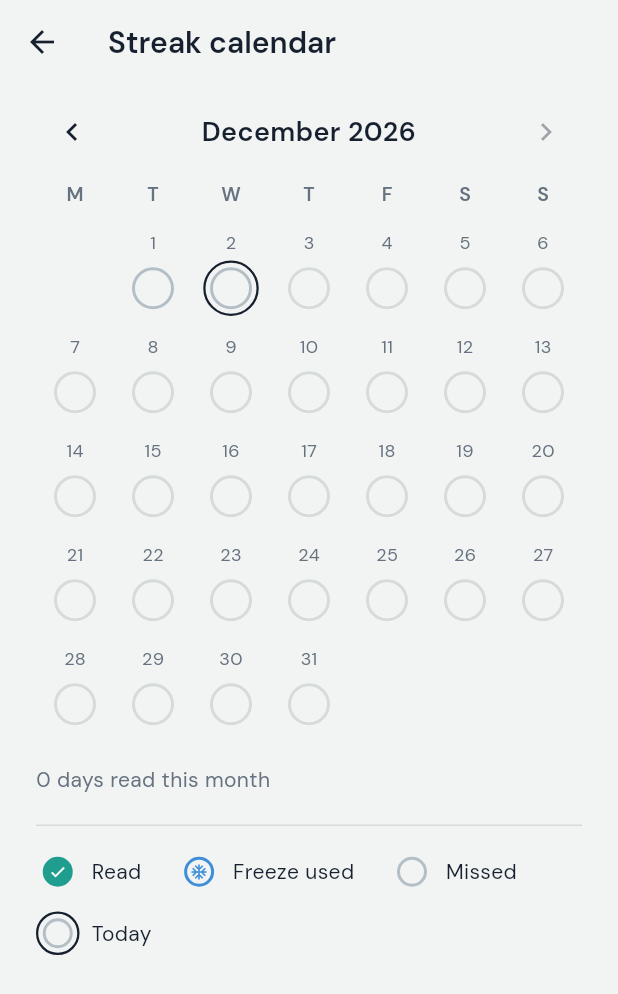
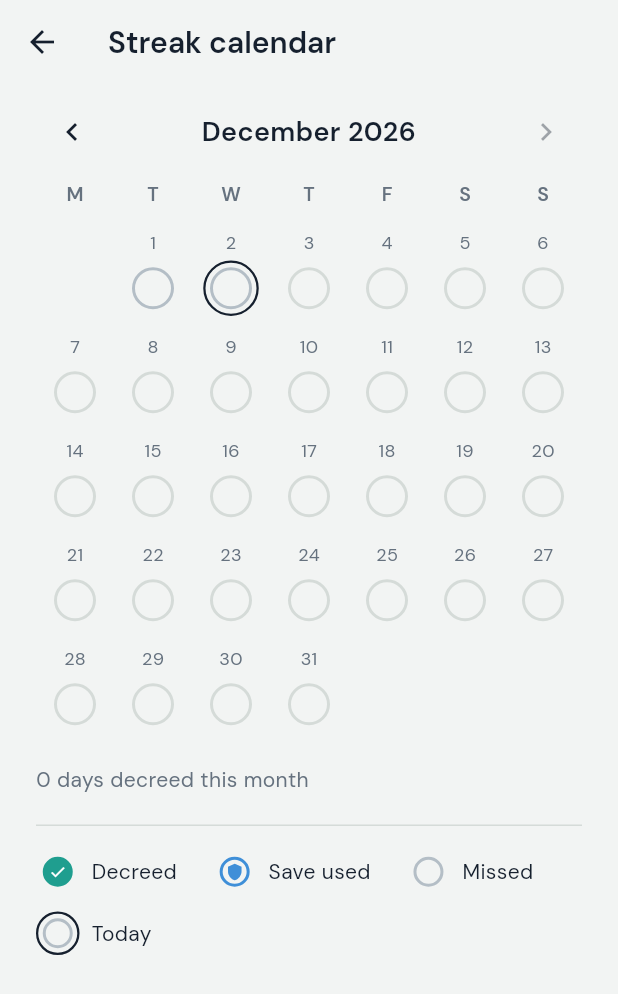
Before and after one commit to marvel12isaac/i_decree, a Flutter app: the screen it shows after launch, after a tap on "Last 7 days", on a phone screen of 412 x 824 dp. Shown: the top 994 px of the screen. Run offline on Flutter 3.47's test engine with Material 3 defaults, Android fonts, the phone set to English and light mode, and no system bars; our stand-ins replace flutter_local_notifications, flutter_timezone, google_fonts, material_symbols_icons, shared_preferences, timezone; network calls fail.

Commit message:
Added featured in My Decrees, texts from decree to read

```diff
--- a/lib/app_state.dart
+++ b/lib/app_state.dart
@@ -8,6 +8,7 @@ import 'package:shared_preferences/shared_preferences.dart';
 import 'models.dart';
 import 'services/circle_service.dart';
 import 'services/reminder_service.dart';
+import 'services/featured_quote_service.dart';
 
 enum DueKind { overdue, upcoming, lastRead, none }
 
@@ -52,12 +53,12 @@ class Circle {
 /// - No tokens left: the streak resets. The best daily streak is kept.
 /// - A "day" is the device's local calendar day.
 class AppState extends ChangeNotifier {
-  AppState(this._prefs, this.reminders, this.circleService);
+  AppState(this._prefs, this.reminders, this.circleService, this.featuredQuoteService,);
 
   final SharedPreferences _prefs;
   final ReminderService reminders;
   final CircleService circleService;
-
+  final FeaturedQuoteService featuredQuoteService;
   /// Overridable clock, so streak logic can be tested.
   DateTime Function() clock = DateTime.now;
 
@@ -66,10 +67,11 @@ class AppState extends ChangeNotifier {
   static const String _themeKey = 'theme_mode_v1';
 
   final List<Quote> _quotes = [];
-   final List<Circle> _circles = [];
+  final List<Circle> _circles = [];
   // circle quote id -> notifBase, assigned once and kept stable across
   // refreshes/restarts so scheduled notifications don't collide or drift.
   final Map<String, int> _circleNotifBase = {};
+  final List<FeaturedQuote> _featuredQuotes = [];
   // String? circleName;
 
   // quoteId -> (yyyy-MM-dd -> number of reads that day)
@@ -92,7 +94,8 @@ class AppState extends ChangeNotifier {
   static Future<AppState> load(ReminderService reminders) async {
     final prefs = await SharedPreferences.getInstance();
     final circleService = CircleService(url: circleJsonUrl, prefs: prefs);
-    final state = AppState(prefs, reminders, circleService);
+    final featuredQuoteService = FeaturedQuoteService(url: featuredQuotesUrl, prefs: prefs);
+    final state = AppState(prefs, reminders, circleService, featuredQuoteService);
     final raw = prefs.getString(_storageKey);
     if (raw != null) {
       try {
@@ -109,6 +112,16 @@ class AppState extends ChangeNotifier {
     final cached = circleService.loadCached();
     if (cached != null) state._applyCircleData(cached, persist: false);
     unawaited(state.refreshCircle());
+
+    // Same idea for the featured-quotes card: show the cached set right
+    // away, then refresh it in the background.
+    final cachedFeatured = featuredQuoteService.loadCached();
+    if (cachedFeatured != null) {
+      state._featuredQuotes
+        ..clear()
+        ..addAll(cachedFeatured);
+    }
+    unawaited(state.refreshFeaturedQuotes());
 
     return state;
   }
@@ -154,6 +167,19 @@ class AppState extends ChangeNotifier {
 
   List<Quote> get quotes => List.unmodifiable(_quotes);
   List<Circle> get circles => List.unmodifiable(_circles);
+
+  List<FeaturedQuote> get featuredQuotes =>
+      List.unmodifiable(_featuredQuotes);
+
+  Future<void> refreshFeaturedQuotes() async {
+    final data = await featuredQuoteService.refresh();
+    if (data != null) {
+      _featuredQuotes
+        ..clear()
+        ..addAll(data);
+      notifyListeners();
+    }
+  }
 
   /// Every decree from every circle, in one list.
   List<Quote> get circleQuotes =>
--- a/lib/screens/home_screen.dart
+++ b/lib/screens/home_screen.dart
@@ -330,7 +330,7 @@ class _HomeScreenState extends State<HomeScreen> {
                   ),
                 ),
                 const SizedBox(width: 12),
-                _FreezeBadge(tokens: state.tokens),
+                _SavesBadge(tokens: state.tokens),
               ],
             ),
             const SizedBox(height: 14),
@@ -340,8 +340,8 @@ class _HomeScreenState extends State<HomeScreen> {
                   : readsToday == 0
                       ? 'Decree today to keep it going.'
                       : readsToday == 1
-                          ? 'You have read once today.'
-                          : 'You have read $readsToday times today.',
+                          ? 'You have decreed once today.'
+                          : 'You have decreed $readsToday times today.',
               style: TextStyle(fontSize: 12, color: c.muted),
             ),
             const SizedBox(height: 16),
@@ -433,10 +433,10 @@ List<InlineSpan> _highlightSpans(String text, String query, Color highlight) {
   return spans;
 }
 
-/// Streak freezes: shield icons on top, a small count underneath. Kept
+/// Streak saves: shield icons on top, a small count underneath. Kept
 /// quieter than the streak itself.
-class _FreezeBadge extends StatelessWidget {
-  const _FreezeBadge({required this.tokens});
+class _SavesBadge extends StatelessWidget {
+  const _SavesBadge({required this.tokens});
 
   final int tokens;
 
@@ -462,7 +462,7 @@ class _FreezeBadge extends StatelessWidget {
         ),
         const SizedBox(height: 4),
         Text(
-          tokens == 1 ? '1 freeze' : '$tokens freezes',
+          tokens == 1 ? '1 save' : '$tokens saves',
           style: TextStyle(color: c.muted, fontSize: 12),
         ),
       ],
--- a/lib/screens/streak_calendar_screen.dart
+++ b/lib/screens/streak_calendar_screen.dart
@@ -48,7 +48,7 @@ class StreakDayDot extends StatelessWidget {
       icon = Icon(Icons.check, size: size * 0.6, color: c.onTeal);
     } else if (status == DayStatus.frozen) {
       border = c.blue;
-      icon = Icon(Icons.ac_unit, size: size * 0.6, color: c.blue);
+      icon = Icon(Icons.shield, size: size * 0.6, color: c.blue);
     } else if (status == DayStatus.future) {
       border = c.line;
     }
@@ -194,9 +194,9 @@ class _StreakCalendarScreenState extends State<StreakCalendarScreen> {
               const SizedBox(height: 16),
               Text(
                 frozenDays == 0
-                    ? '$readDays ${readDays == 1 ? 'day' : 'days'} read this month'
-                    : '$readDays ${readDays == 1 ? 'day' : 'days'} read, '
-                        '$frozenDays frozen this month',
+                    ? '$readDays ${readDays == 1 ? 'day' : 'days'} decreed this month'
+                    : '$readDays ${readDays == 1 ? 'day' : 'days'} decreed, '
+                        '$frozenDays saved this month',
                 style: TextStyle(color: c.muted),
               ),
               const SizedBox(height: 20),
@@ -206,8 +206,8 @@ class _StreakCalendarScreenState extends State<StreakCalendarScreen> {
                 spacing: 24,
                 runSpacing: 12,
                 children: [
-                  _LegendItem(status: DayStatus.read, label: 'Read'),
-                  _LegendItem(status: DayStatus.frozen, label: 'Freeze used'),
+                  _LegendItem(status: DayStatus.read, label: 'Decreed'),
+                  _LegendItem(status: DayStatus.frozen, label: 'Save used'),
                   _LegendItem(status: DayStatus.missed, label: 'Missed'),
                   _LegendItem(
                     status: DayStatus.missed,
--- a/lib/services/circle_service.dart
+++ b/lib/services/circle_service.dart
@@ -4,7 +4,7 @@ import 'package:flutter/foundation.dart';
 import 'package:http/http.dart' as http;
 import 'package:shared_preferences/shared_preferences.dart';
 
-// TODO: replace with your actual GitHub raw URL once you've pushed the circle JSON to a public repo, e.g. https://raw.githubusercontent.com/YOUR_USERNAME/YOUR_REPO/main/circle.json
+/// Public GitHub raw URL for the hosted circle JSON.
 const String circleJsonUrl =
     'https://raw.githubusercontent.com/marvel12isaac/i_decree_circles_decrees/refs/heads/main/circle_decrees.json';
 
--- /dev/null
+++ b/lib/services/featured_quote_service.dart
@@ -0,0 +1,85 @@
+import 'dart:convert';
+
+import 'package:flutter/foundation.dart';
+import 'package:http/http.dart' as http;
+import 'package:shared_preferences/shared_preferences.dart';
+
+// App-wide featured-quotes JSON hosted separately from any circle-owned file.
+// This is intentionally distinct from circleJsonUrl in circle_service.dart.
+const String featuredQuotesUrl =
+    'https://raw.githubusercontent.com/marvel12isaac/i_decree_circles_decrees/refs/heads/main/featured_quotes.json';
+
+/// One pre-loaded quote shown in the rotating card on My Decrees. Not tied to
+/// a circle or to the user's own decrees, and not read-tracked — it's purely
+/// something to see, mostly scripture, with its reference shown alongside.
+class FeaturedQuote {
+  FeaturedQuote({
+    required this.id,
+    required this.text,
+    required this.reference,
+  });
+
+  final String id;
+  final String text;
+
+  /// Where the quote comes from, e.g. "Numbers 23:23 (NKJV)". Shown under
+  /// the quote when not empty.
+  final String reference;
+
+  factory FeaturedQuote.fromJson(Map<String, dynamic> j) => FeaturedQuote(
+        id: j['id'] as String,
+        text: j['text'] as String,
+        reference: (j['reference'] as String?) ?? '',
+      );
+}
+
+/// Fetches the hosted featured-quotes JSON (a bare array of quote objects)
+/// and caches the last successful response so the card still has something
+/// to show offline.
+class FeaturedQuoteService {
+  FeaturedQuoteService({required this.url, required SharedPreferences prefs})
+      : _prefs = prefs;
+
+  final String url;
+  final SharedPreferences _prefs;
+
+  static const String _cacheKey = 'featured_quotes_cache_v1';
+  static const Duration _timeout = Duration(seconds: 8);
+
+  static List<FeaturedQuote> parse(String body) {
+    final decoded = jsonDecode(body) as List<dynamic>;
+    return decoded
+        .map((q) => FeaturedQuote.fromJson(q as Map<String, dynamic>))
+        .toList();
+  }
+
+  /// Reads the last successfully fetched quotes from local cache, if any.
+  List<FeaturedQuote>? loadCached() {
+    final raw = _prefs.getString(_cacheKey);
+    if (raw == null) return null;
+    try {
+      return parse(raw);
+    } catch (e) {
+      debugPrint('Could not read cached featured quotes: $e');
+      return null;
+    }
+  }
+
+  /// Fetches the latest featured-quotes JSON from [url]. Returns null (and
+  /// leaves the cache untouched) on any network or parsing failure.
+  Future<List<FeaturedQuote>?> refresh() async {
+    try {
+      final response = await http.get(Uri.parse(url)).timeout(_timeout);
+      if (response.statusCode != 200) {
+        debugPrint('Featured quotes fetch failed: HTTP ${response.statusCode}');
+        return null;
+      }
+      final data = parse(response.body);
+      await _prefs.setString(_cacheKey, response.body);
+      return data;
+    } catch (e) {
+      debugPrint('Featured quotes fetch failed: $e');
+      return null;
+    }
+  }
+}
--- a/lib/widgets/due_time.dart
+++ b/lib/widgets/due_time.dart
@@ -5,8 +5,8 @@ import '../theme.dart';
 
 /// Formats [info] as the small status text shown near a decree's read
 /// progress: "Due 6:00 PM" if overdue, "Next 8:00 PM" if caught up with more
-/// due later, "Last read 7:42 AM" once every read for today is done, or null
-/// if there's nothing to show.
+/// due later, "Last decreed 7:42 AM" once every read for today is done, or
+/// null if there's nothing to show.
 String? dueLabelText(BuildContext context, DueInfo info) {
   String fmt(int minutes) =>
       TimeOfDay(hour: minutes ~/ 60, minute: minutes % 60).format(context);
@@ -16,7 +16,7 @@ String? dueLabelText(BuildContext context, DueInfo info) {
     case DueKind.upcoming:
       return 'Next ${fmt(info.minutes!)}';
     case DueKind.lastRead:
-      return 'Last read ${TimeOfDay.fromDateTime(info.lastRead!).format(context)}';
+      return 'Last decreed ${TimeOfDay.fromDateTime(info.lastRead!).format(context)}';
     case DueKind.none:
       return null;
   }
```
Also changed, not shown: lib/screens/quote_list_screen.dart (+11 -2 lines), lib/screens/quote_view_screen.dart (+1 -13 lines), lib/widgets/featured_quote_card.dart (added, +159 -0 lines), lib/widgets/read_bolts.dart (deleted, +0 -71 lines), 1 other file.
